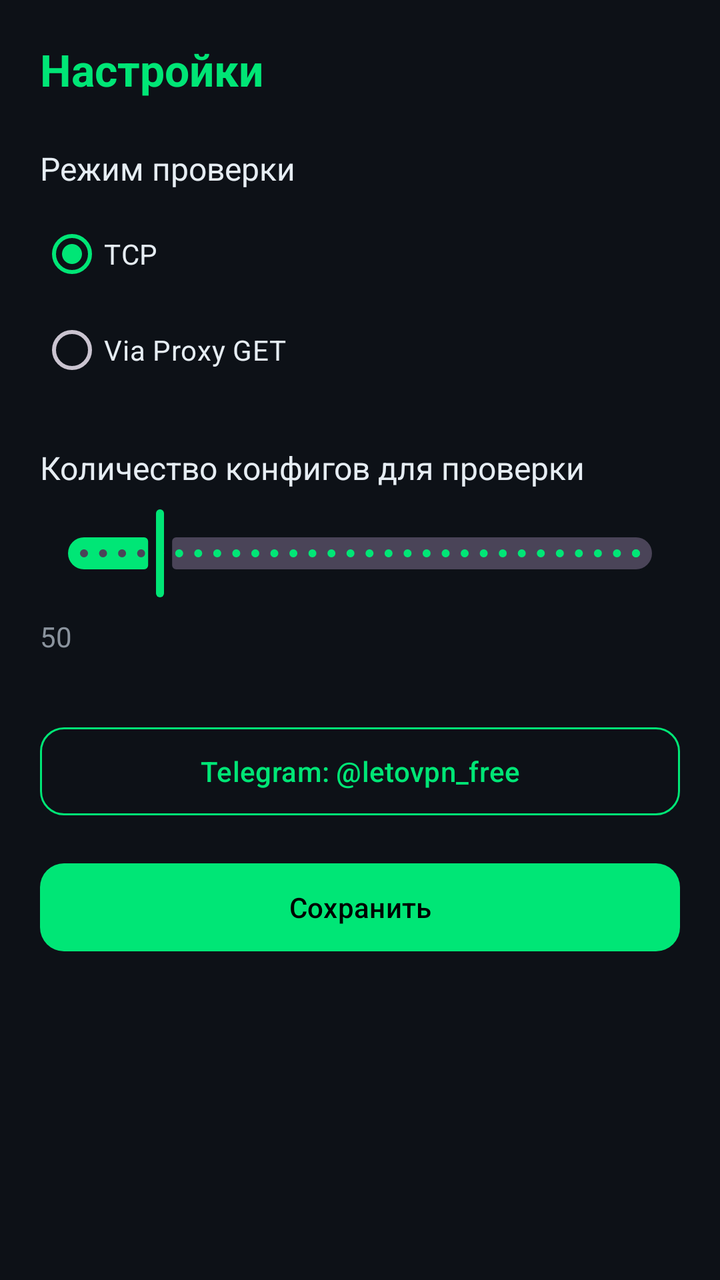
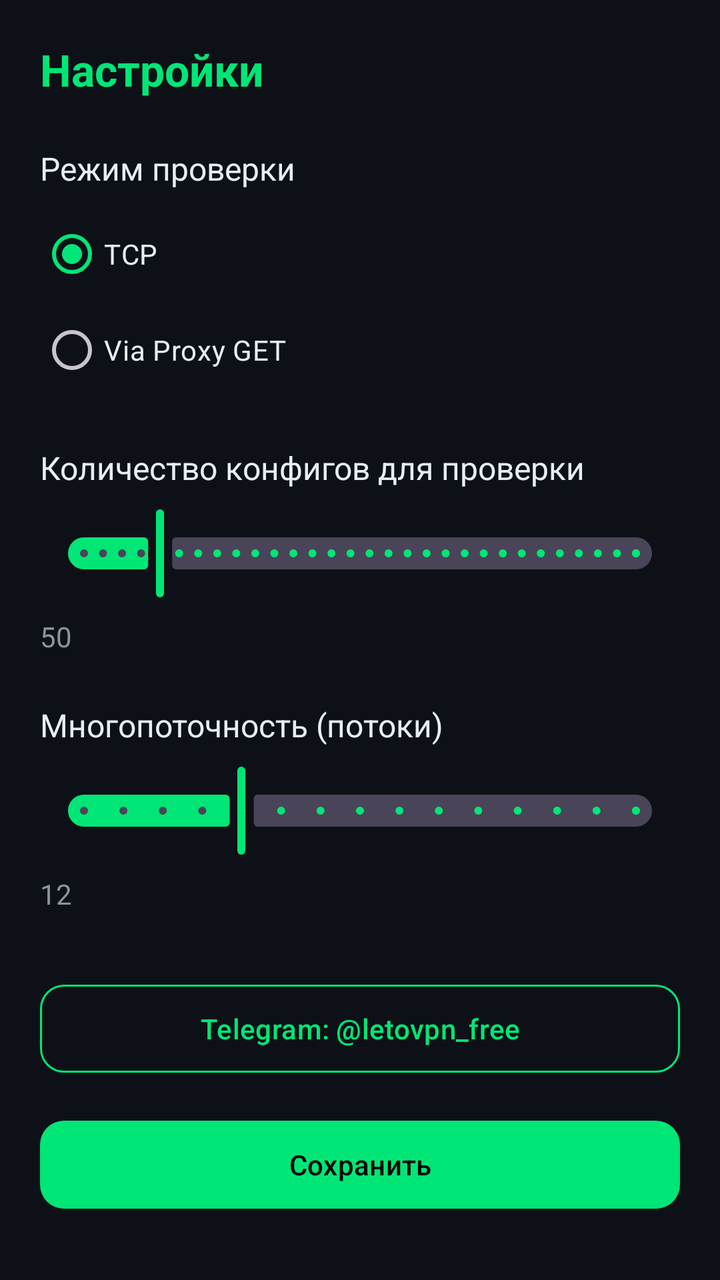

Before-and-after screenshots of an Android layout around one commit, followed by the original layout XML and the change that was made.
<!-- AndroidManifest.xml: application theme Theme.LetoVPN -->
<!-- res/layout/activity_settings.xml -->
<?xml version="1.0" encoding="utf-8"?>
<LinearLayout
    xmlns:android="http://schemas.android.com/apk/res/android"
    xmlns:app="http://schemas.android.com/apk/res-auto"
    android:layout_width="match_parent"
    android:layout_height="match_parent"
    android:orientation="vertical"
    android:background="@color/bg_dark"
    android:padding="20dp">

    <TextView
        android:layout_width="match_parent"
        android:layout_height="wrap_content"
        android:text="Настройки"
        android:textColor="@color/accent_green"
        android:textSize="22sp"
        android:textStyle="bold"
        android:layout_marginBottom="24dp" />

    <TextView
        android:layout_width="match_parent"
        android:layout_height="wrap_content"
        android:text="Режим проверки"
        android:textColor="@color/text_primary"
        android:textSize="16sp"
        android:layout_marginBottom="8dp" />

    <RadioGroup
        android:id="@+id/modeGroup"
        android:layout_width="match_parent"
        android:layout_height="wrap_content"
        android:orientation="vertical"
        android:layout_marginBottom="24dp">

        <com.google.android.material.radiobutton.MaterialRadioButton
            android:id="@+id/radioTcp"
            android:layout_width="match_parent"
            android:layout_height="wrap_content"
            android:text="TCP"
            android:textColor="@color/text_primary"
            android:checked="true" />

        <com.google.android.material.radiobutton.MaterialRadioButton
            android:id="@+id/radioProxy"
            android:layout_width="match_parent"
            android:layout_height="wrap_content"
            android:text="Via Proxy GET"
            android:textColor="@color/text_primary" />
    </RadioGroup>

    <TextView
        android:layout_width="match_parent"
        android:layout_height="wrap_content"
        android:text="Количество конфигов для проверки"
        android:textColor="@color/text_primary"
        android:textSize="16sp"
        android:layout_marginBottom="8dp" />

    <com.google.android.material.slider.Slider
        android:id="@+id/countSlider"
        android:layout_width="match_parent"
        android:layout_height="wrap_content"
        android:valueFrom="10"
        android:valueTo="300"
        android:value="50"
        android:stepSize="10"
        app:thumbColor="@color/accent_green"
        app:trackColorActive="@color/accent_green"
        android:layout_marginBottom="8dp" />

    <TextView
        android:id="@+id/countValue"
        android:layout_width="match_parent"
        android:layout_height="wrap_content"
        android:text="50"
        android:textColor="@color/text_secondary"
        android:textSize="14sp"
        android:layout_marginBottom="32dp" />

    <com.google.android.material.button.MaterialButton
        android:id="@+id/btnTelegram"
        style="@style/Widget.Material3.Button.OutlinedButton"
        android:layout_width="match_parent"
        android:layout_height="52dp"
        android:text="Telegram: @letovpn_free"
        app:strokeColor="@color/accent_green"
        android:textColor="@color/accent_green"
        app:cornerRadius="12dp"
        android:layout_marginBottom="16dp" />

    <com.google.android.material.button.MaterialButton
        android:id="@+id/btnSaveSettings"
        android:layout_width="match_parent"
        android:layout_height="52dp"
        android:text="Сохранить"
        app:backgroundTint="@color/accent_green"
        android:textColor="#000000"
        app:cornerRadius="12dp" />

</LinearLayout>
<!-- resources referenced by this layout -->
<resources>
  <color name="accent_green">#00E676</color>
  <color name="bg_dark">#0D1117</color>
  <color name="text_primary">#E6EDF3</color>
  <color name="text_secondary">#8B949E</color>
  <style name="Theme.LetoVPN" parent="Theme.Material3.Dark.NoActionBar">
          <item name="colorPrimary">#00E676</item>
          <item name="colorPrimaryContainer">#003D1A</item>
          <item name="colorSecondary">#69F0AE</item>
          <item name="colorSurface">#0D1117</item>
          <item name="colorOnSurface">#E6EDF3</item>
          <item name="android:statusBarColor">#0D1117</item>
          <item name="android:navigationBarColor">#0D1117</item>
          <item name="android:windowBackground">#0D1117</item>
      </style>
</resources>

<!-- the commit's change to res/layout/activity_settings.xml (unified diff, before → after) -->
@@ -1,100 +1,134 @@
 <?xml version="1.0" encoding="utf-8"?>
-<LinearLayout
-    xmlns:android="http://schemas.android.com/apk/res/android"
+<ScrollView xmlns:android="http://schemas.android.com/apk/res/android"
     xmlns:app="http://schemas.android.com/apk/res-auto"
     android:layout_width="match_parent"
     android:layout_height="match_parent"
-    android:orientation="vertical"
     android:background="@color/bg_dark"
-    android:padding="20dp">
+    android:fillViewport="true">
 
-    <TextView
-        android:layout_width="match_parent"
-        android:layout_height="wrap_content"
-        android:text="Настройки"
-        android:textColor="@color/accent_green"
-        android:textSize="22sp"
-        android:textStyle="bold"
-        android:layout_marginBottom="24dp" />
-
-    <TextView
-        android:layout_width="match_parent"
-        android:layout_height="wrap_content"
-        android:text="Режим проверки"
-        android:textColor="@color/text_primary"
-        android:textSize="16sp"
-        android:layout_marginBottom="8dp" />
-
-    <RadioGroup
-        android:id="@+id/modeGroup"
+    <LinearLayout
         android:layout_width="match_parent"
         android:layout_height="wrap_content"
         android:orientation="vertical"
-        android:layout_marginBottom="24dp">
+        android:padding="20dp">
 
-        <com.google.android.material.radiobutton.MaterialRadioButton
-            android:id="@+id/radioTcp"
+        <TextView
             android:layout_width="match_parent"
             android:layout_height="wrap_content"
-            android:text="TCP"
-            android:textColor="@color/text_primary"
-            android:checked="true" />
+            android:text="Настройки"
+            android:textColor="@color/accent_green"
+            android:textSize="22sp"
+            android:textStyle="bold"
+            android:layout_marginBottom="24dp" />
 
-        <com.google.android.material.radiobutton.MaterialRadioButton
-            android:id="@+id/radioProxy"
+        <TextView
             android:layout_width="match_parent"
             android:layout_height="wrap_content"
-            android:text="Via Proxy GET"
-            android:textColor="@color/text_primary" />
-    </RadioGroup>
+            android:text="Режим проверки"
+            android:textColor="@color/text_primary"
+            android:textSize="16sp"
+            android:layout_marginBottom="8dp" />
 
-    <TextView
-        android:layout_width="match_parent"
-        android:layout_height="wrap_content"
-        android:text="Количество конфигов для проверки"
-        android:textColor="@color/text_primary"
-        android:textSize="16sp"
-        android:layout_marginBottom="8dp" />
+        <RadioGroup
+            android:id="@+id/modeGroup"
+            android:layout_width="match_parent"
+            android:layout_height="wrap_content"
+            android:orientation="vertical"
+            android:layout_marginBottom="24dp">
 
-    <com.google.android.material.slider.Slider
-        android:id="@+id/countSlider"
-        android:layout_width="match_parent"
-        android:layout_height="wrap_content"
-        android:valueFrom="10"
-        android:valueTo="300"
-        android:value="50"
-        android:stepSize="10"
-        app:thumbColor="@color/accent_green"
-        app:trackColorActive="@color/accent_green"
-        android:layout_marginBottom="8dp" />
+            <com.google.android.material.radiobutton.MaterialRadioButton
+                android:id="@+id/radioTcp"
+                android:layout_width="match_parent"
+                android:layout_height="wrap_content"
+                android:text="TCP"
+                android:textColor="@color/text_primary"
+                android:checked="true" />
 
-    <TextView
-        android:id="@+id/countValue"
-        android:layout_width="match_parent"
-        android:layout_height="wrap_content"
-        android:text="50"
-        android:textColor="@color/text_secondary"
-        android:textSize="14sp"
-        android:layout_marginBottom="32dp" />
+            <com.google.android.material.radiobutton.MaterialRadioButton
+                android:id="@+id/radioProxy"
+                android:layout_width="match_parent"
+                android:layout_height="wrap_content"
+                android:text="Via Proxy GET"
+                android:textColor="@color/text_primary" />
+        </RadioGroup>
 
-    <com.google.android.material.button.MaterialButton
-        android:id="@+id/btnTelegram"
-        style="@style/Widget.Material3.Button.OutlinedButton"
-        android:layout_width="match_parent"
-        android:layout_height="52dp"
-        android:text="Telegram: @letovpn_free"
-        app:strokeColor="@color/accent_green"
-        android:textColor="@color/accent_green"
-        app:cornerRadius="12dp"
-        android:layout_marginBottom="16dp" />
+        <TextView
+            android:layout_width="match_parent"
+            android:layout_height="wrap_content"
+            android:text="Количество конфигов для проверки"
+            android:textColor="@color/text_primary"
+            android:textSize="16sp"
+            android:layout_marginBottom="8dp" />
 
-    <com.google.android.material.button.MaterialButton
-        android:id="@+id/btnSaveSettings"
-        android:layout_width="match_parent"
-        android:layout_height="52dp"
-        android:text="Сохранить"
-        app:backgroundTint="@color/accent_green"
-        android:textColor="#000000"
-        app:cornerRadius="12dp" />
+        <com.google.android.material.slider.Slider
+            android:id="@+id/countSlider"
+            android:layout_width="match_parent"
+            android:layout_height="wrap_content"
+            android:valueFrom="10"
+            android:valueTo="300"
+            android:value="50"
+            android:stepSize="10"
+            app:thumbColor="@color/accent_green"
+            app:trackColorActive="@color/accent_green"
+            android:layout_marginBottom="8dp" />
 
-</LinearLayout>
+        <TextView
+            android:id="@+id/countValue"
+            android:layout_width="match_parent"
+            android:layout_height="wrap_content"
+            android:text="50"
+            android:textColor="@color/text_secondary"
+            android:textSize="14sp"
+            android:layout_marginBottom="24dp" />
+
+        <TextView
+            android:layout_width="match_parent"
+            android:layout_height="wrap_content"
+            android:text="Многопоточность (потоки)"
+            android:textColor="@color/text_primary"
+            android:textSize="16sp"
+            android:layout_marginBottom="8dp" />
+
+        <com.google.android.material.slider.Slider
+            android:id="@+id/threadsSlider"
+            android:layout_width="match_parent"
+            android:layout_height="wrap_content"
+            android:valueFrom="4"
+            android:valueTo="32"
+            android:value="12"
+            android:stepSize="2"
+            app:thumbColor="@color/accent_green"
+            app:trackColorActive="@color/accent_green"
+            android:layout_marginBottom="8dp" />
+
+        <TextView
+            android:id="@+id/threadsValue"
+            android:layout_width="match_parent"
+            android:layout_height="wrap_content"
+            android:text="12"
+            android:textColor="@color/text_secondary"
+            android:textSize="14sp"
+            android:layout_marginBottom="32dp" />
+
+        <com.google.android.material.button.MaterialButton
+            android:id="@+id/btnTelegram"
+            style="@style/Widget.Material3.Button.OutlinedButton"
+            android:layout_width="match_parent"
+            android:layout_height="52dp"
+            android:text="Telegram: @letovpn_free"
+            app:strokeColor="@color/accent_green"
+            android:textColor="@color/accent_green"
+            app:cornerRadius="12dp"
+            android:layout_marginBottom="16dp" />
+
+        <com.google.android.material.button.MaterialButton
+            android:id="@+id/btnSaveSettings"
+            android:layout_width="match_parent"
+            android:layout_height="52dp"
+            android:text="Сохранить"
+            app:backgroundTint="@color/accent_green"
+            android:textColor="#000000"
+            app:cornerRadius="12dp" />
+
+    </LinearLayout>
+</ScrollView>
